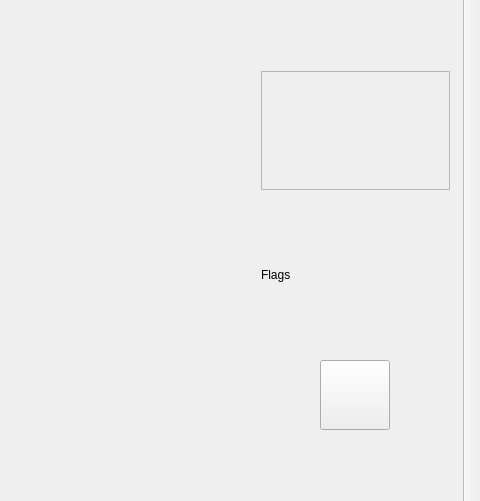
Qt form mainwindow.ui (NickinAction/Minesweeper) before a commit; both pictures show x 720 to 1200 and y 280 to 781 of the 1200 by 1000 pixel window.
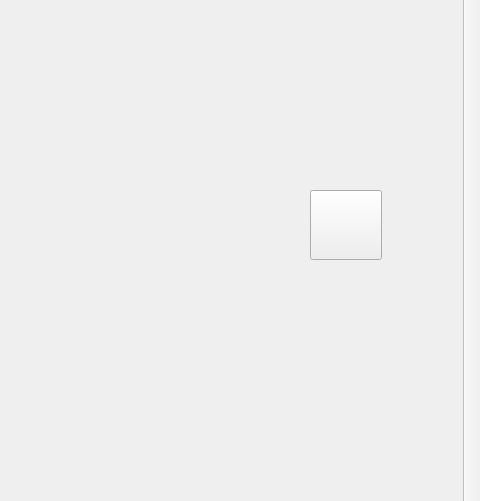
The same form after that commit.

Diff of the .ui file:
```diff
--- a/mainwindow.ui
+++ b/mainwindow.ui
@@ -37,79 +37,26 @@
     </property>
     <layout class="QVBoxLayout" name="fieldLayout"/>
    </widget>
-   <widget class="QWidget" name="verticalLayoutWidget_2">
+   <widget class="QWidget" name="verticalLayoutWidget_3">
     <property name="geometry">
      <rect>
       <x>970</x>
-      <y>340</y>
+      <y>40</y>
       <width>211</width>
-      <height>381</height>
+      <height>291</height>
      </rect>
     </property>
-    <layout class="QVBoxLayout" name="verticalLayout_2">
-     <item>
-      <widget class="QFrame" name="timer">
-       <property name="sizePolicy">
-        <sizepolicy hsizetype="Preferred" vsizetype="Minimum">
-         <horstretch>0</horstretch>
-         <verstretch>0</verstretch>
-        </sizepolicy>
-       </property>
-       <property name="frameShape">
-        <enum>QFrame::StyledPanel</enum>
-       </property>
-       <property name="frameShadow">
-        <enum>QFrame::Raised</enum>
-       </property>
-      </widget>
-     </item>
-     <item>
-      <spacer name="horizontalSpacer_2">
-       <property name="orientation">
-        <enum>Qt::Vertical</enum>
-       </property>
-       <property name="sizeType">
-        <enum>QSizePolicy::Fixed</enum>
-       </property>
-       <property name="sizeHint" stdset="0">
-        <size>
-         <width>20</width>
-         <height>20</height>
-        </size>
-       </property>
-      </spacer>
-     </item>
-     <item>
-      <widget class="QLabel" name="label">
-       <property name="sizePolicy">
-        <sizepolicy hsizetype="Preferred" vsizetype="Minimum">
-         <horstretch>0</horstretch>
-         <verstretch>0</verstretch>
-        </sizepolicy>
-       </property>
-       <property name="text">
-        <string>Flags</string>
-       </property>
-      </widget>
-     </item>
-     <item>
-      <spacer name="horizontalSpacer">
-       <property name="orientation">
-        <enum>Qt::Vertical</enum>
-       </property>
-       <property name="sizeType">
-        <enum>QSizePolicy::Fixed</enum>
-       </property>
-       <property name="sizeHint" stdset="0">
-        <size>
-         <width>20</width>
-         <height>20</height>
-        </size>
-       </property>
-      </spacer>
-     </item>
-     <item alignment="Qt::AlignHCenter">
+    <layout class="QVBoxLayout" name="numberDisplayLayout"/>
+   </widget>
       <widget class="QPushButton" name="smileButton">
+    <property name="geometry">
+     <rect>
+      <x>1030</x>
+      <y>470</y>
+      <width>72</width>
+      <height>70</height>
+     </rect>
+    </property>
        <property name="sizePolicy">
         <sizepolicy hsizetype="Fixed" vsizetype="Fixed">
          <horstretch>0</horstretch>
@@ -118,33 +65,25 @@
        </property>
        <property name="minimumSize">
         <size>
-         <width>70</width>
+      <width>72</width>
          <height>70</height>
         </size>
        </property>
        <property name="maximumSize">
         <size>
-         <width>70</width>
+      <width>72</width>
          <height>16777215</height>
         </size>
        </property>
+    <property name="focusPolicy">
+     <enum>Qt::NoFocus</enum>
+    </property>
+    <property name="layoutDirection">
+     <enum>Qt::LeftToRight</enum>
+    </property>
        <property name="text">
         <string/>
        </property>
-      </widget>
-     </item>
-    </layout>
-   </widget>
-   <widget class="QWidget" name="verticalLayoutWidget_3">
-    <property name="geometry">
-     <rect>
-      <x>970</x>
-      <y>40</y>
-      <width>211</width>
-      <height>291</height>
-     </rect>
-    </property>
-    <layout class="QVBoxLayout" name="numberDisplayLayout"/>
    </widget>
   </widget>
   <widget class="QToolBar" name="mainToolBar">
```
Lines whose indentation alone changed are shown as unchanged.
